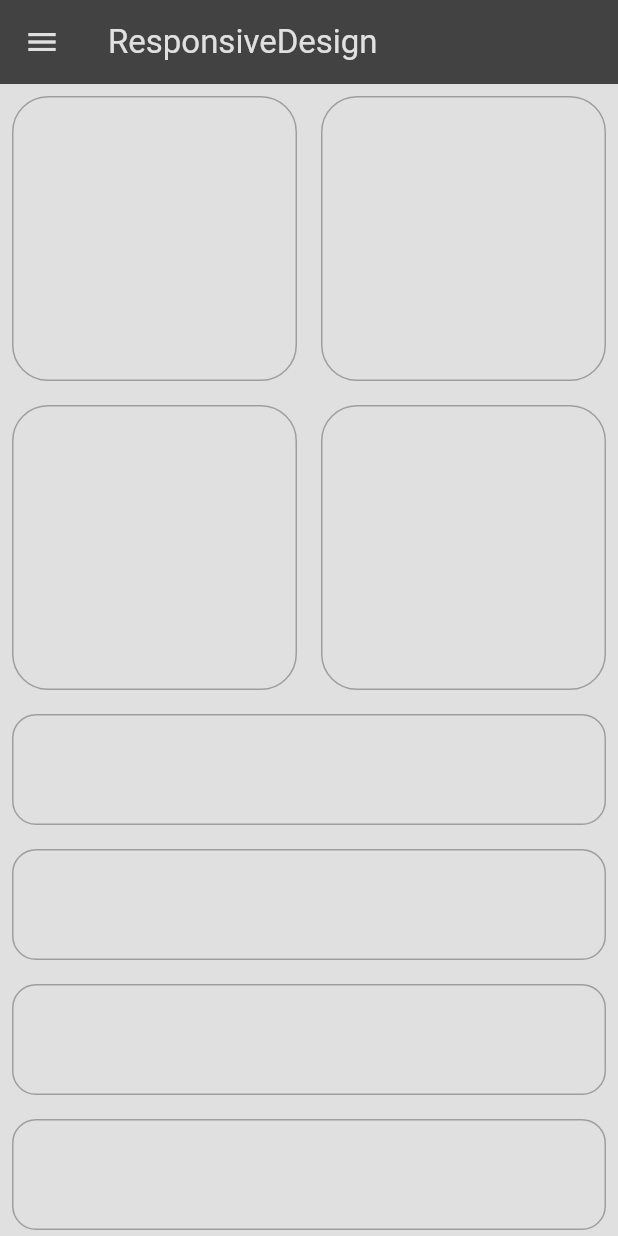
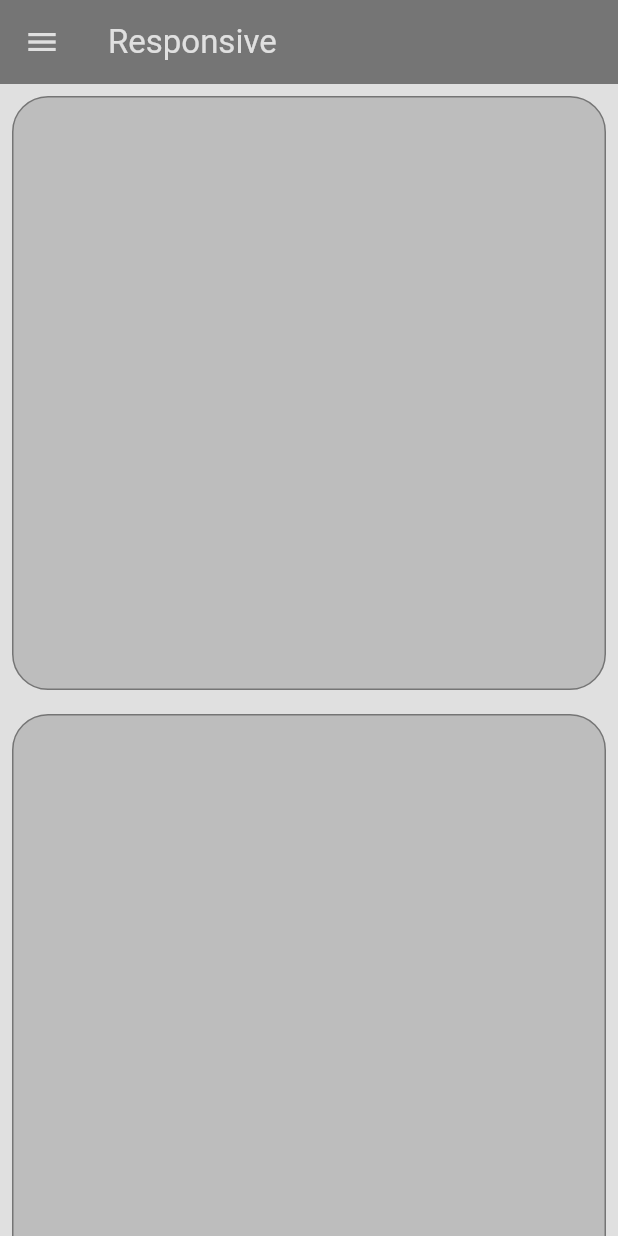
Before and after one commit to IkramulHasanTanvir/ResponsiveDesignDemo, a Flutter app: the screen it shows after launch, on a phone screen of 412 x 824 dp. Run offline on Flutter 3.47's test engine with Material 3 defaults, Android fonts, the phone set to English and light mode, and no system bars.

Commit message:
Responsive Layout

```diff
--- a/lib/constants.dart
+++ b/lib/constants.dart
@@ -1,21 +1,26 @@
 import 'package:flutter/material.dart';
 
-var myDefaultBackground = Colors.grey.shade300;
+final myDefaultBackground = Colors.grey.shade300;
 
-var myAppBar = AppBar(
-  backgroundColor: Colors.grey.shade800,
+final myAppBar = AppBar(
   foregroundColor: Colors.grey.shade300,
-  title: const Text('ResponsiveDesign'),
+  backgroundColor: Colors.grey.shade600,
+  title: const Text('Responsive'),
 );
 
-var myDrawer = Drawer(
-  backgroundColor: Colors.grey.shade300,
+final myDrawer = Drawer(
+  backgroundColor: Colors.grey.shade400,
   child: const Column(
     children: [
-      DrawerHeader(child: Icon(Icons.favorite)),
+      DrawerHeader(
+        child: Icon(
+          Icons.favorite,
+          size: 44,
+        ),
+      ),
       ListTile(
         leading: Icon(Icons.home),
-        title: Text('D E S H  B O A R D'),
+        title: Text('D E S H B O A R D'),
       ),
       ListTile(
         leading: Icon(Icons.chat),
--- a/lib/main.dart
+++ b/lib/main.dart
@@ -2,23 +2,24 @@ import 'package:flutter/material.dart';
 import 'package:responsive_design/responsive/desktop_scaffold.dart';
 import 'package:responsive_design/responsive/mobile_scaffold.dart';
 import 'package:responsive_design/responsive/responsive_layout.dart';
-import 'package:responsive_design/responsive/table_scaffold.dart';
+import 'package:responsive_design/responsive/tablet_scaffold.dart';
 
 void main() {
-  runApp(const MyApp());
+  runApp(const Responsive());
 }
 
-class MyApp extends StatelessWidget {
-  const MyApp({super.key});
+class Responsive extends StatelessWidget {
+  const Responsive({super.key});
 
   @override
   Widget build(BuildContext context) {
     return const MaterialApp(
-        debugShowCheckedModeBanner: false,
-        home: ResponsiveLayout(
-          mobileScaffold: MobileScaffold(),
-          tableScaffold: TableScaffold(),
-          desktopScaffold: DesktopScaffold(),
-        ));
+      debugShowCheckedModeBanner: false,
+      home: ResponsiveLayout(
+        mobileScaffold: MobileScaffold(),
+        tabletScaffold: TabletScaffold(),
+        desktopScaffold: DesktopScaffold(),
+      ),
+    );
   }
 }
--- a/lib/responsive/mobile_scaffold.dart
+++ b/lib/responsive/mobile_scaffold.dart
@@ -1,7 +1,7 @@
 import 'package:flutter/material.dart';
 import 'package:responsive_design/constants.dart';
-import 'package:responsive_design/util/my_box.dart';
-import 'package:responsive_design/util/my_tile.dart';
+import 'package:responsive_design/widgets/my_box.dart';
+import 'package:responsive_design/widgets/my_gridview_builder.dart';
 
 class MobileScaffold extends StatefulWidget {
   const MobileScaffold({super.key});
@@ -17,31 +17,17 @@ class _MobileScaffoldState extends State<MobileScaffold> {
         backgroundColor: myDefaultBackground,
         appBar: myAppBar,
         drawer: myDrawer,
-
-      body: Column(
+        body: const Column(
           children: [
-          AspectRatio(
+            Expanded(
+              child: MyGridviewBuilder(
+                itemCount: 10,
+                crossAxisCount: 1,
                 aspectRatio: 1,
-            child: SizedBox(
-              width: double.infinity,
-              child: GridView.builder(
-                  gridDelegate: const SliverGridDelegateWithFixedCrossAxisCount(
-                      crossAxisCount: 2),
-                  itemBuilder: (context, index){
-                    return const MyBox();
-                  }),
+                child: MyBox(),
               ),
             ),
-
-          Expanded(
-            child: ListView.builder(
-              itemCount: 6,
-                itemBuilder: (context, index){
-              return const MyTile();
-            }),
-          )
           ],
-      ),
-    );
+        ));
   }
 }
--- a/lib/responsive/responsive_layout.dart
+++ b/lib/responsive/responsive_layout.dart
@@ -1,30 +1,31 @@
 import 'package:flutter/material.dart';
 import 'package:responsive_design/responsive/desktop_scaffold.dart';
 import 'package:responsive_design/responsive/mobile_scaffold.dart';
-import 'package:responsive_design/responsive/table_scaffold.dart';
+import 'package:responsive_design/responsive/tablet_scaffold.dart';
+import 'package:responsive_design/utils/screen_utils.dart';
 
 class ResponsiveLayout extends StatelessWidget {
-  final Widget mobileScaffold;
-  final Widget tableScaffold;
-  final Widget desktopScaffold;
-
   const ResponsiveLayout({
     super.key,
     required this.mobileScaffold,
-    required this.tableScaffold,
     required this.desktopScaffold,
+    this.tabletScaffold,
   });
+
+  final MobileScaffold mobileScaffold;
+  final TabletScaffold? tabletScaffold;
+  final DesktopScaffold desktopScaffold;
 
   @override
   Widget build(BuildContext context) {
-    return LayoutBuilder(builder: (context, constraints) {
-      if (constraints.maxWidth < 640) {
-        return const MobileScaffold();
-      } else if (constraints.maxWidth > 640 && constraints.maxWidth < 1008) {
-        return const TableScaffold();
-      } else {
-        return const DesktopScaffold();
-      }
-    });
+    final size = MediaQuery.of(context).size;
+    final DeviceType deviceType = ScreenUtils.getDeviceType(size.width);
+
+    if (deviceType == DeviceType.mobile) {
+      return mobileScaffold;
+    } else if (deviceType == DeviceType.tablet) {
+      return tabletScaffold ?? mobileScaffold;
+    }
+    return desktopScaffold;
   }
 }
--- /dev/null
+++ b/lib/utils/screen_utils.dart
@@ -0,0 +1,17 @@
+enum DeviceType { mobile, tablet, desktop }
+
+class ScreenUtils {
+  static double mobileMaxWidth = 640;
+  static double tabletMaxWidth = 1008;
+  static double desktopMinWidth = tabletMaxWidth;
+
+  static DeviceType getDeviceType(double width) {
+    if (width < ScreenUtils.mobileMaxWidth) {
+      return DeviceType.mobile;
+    } else if (width >= ScreenUtils.mobileMaxWidth &&
+        width < ScreenUtils.desktopMinWidth) {
+      return DeviceType.tablet;
+    }
+    return DeviceType.desktop;
+  }
+}
--- a/lib/util/my_tile.dart
+++ b/lib/widgets/my_box.dart
@@ -1,18 +1,17 @@
 import 'package:flutter/material.dart';
 
-class MyTile extends StatelessWidget {
-  const MyTile({super.key});
+class MyBox extends StatelessWidget {
+  const MyBox({super.key});
 
   @override
   Widget build(BuildContext context) {
     return Padding(
       padding: const EdgeInsets.all(8.0),
       child: Container(
-        height: 74,
         decoration: BoxDecoration(
-          color: Colors.grey.shade300,
-          border: Border.all(color: Colors.grey),
-          borderRadius: BorderRadius.circular(16),
+          color: Colors.grey.shade400,
+          borderRadius: BorderRadius.circular(24),
+          border: Border.all(color: Colors.grey.shade600),
         ),
       ),
     );
--- /dev/null
+++ b/lib/widgets/my_gridview_builder.dart
@@ -0,0 +1,26 @@
+import 'package:flutter/material.dart';
+
+class MyGridviewBuilder extends StatelessWidget {
+  const MyGridviewBuilder(
+      {super.key,
+      required this.itemCount,
+      required this.crossAxisCount,
+      required this.aspectRatio,
+      required this.child});
+
+  final int itemCount;
+  final int crossAxisCount;
+  final double aspectRatio;
+  final Widget child;
+
+  @override
+  Widget build(BuildContext context) {
+    return GridView.builder(
+        itemCount: itemCount,
+        gridDelegate: SliverGridDelegateWithFixedCrossAxisCount(
+            crossAxisCount: crossAxisCount, childAspectRatio: aspectRatio),
+        itemBuilder: (context, index) {
+          return child;
+        });
+  }
+}
--- a/lib/util/my_box.dart
+++ b/lib/widgets/my_tile.dart
@@ -1,7 +1,7 @@
 import 'package:flutter/material.dart';
 
-class MyBox extends StatelessWidget {
-  const MyBox({super.key});
+class MyTile extends StatelessWidget {
+  const MyTile({super.key});
 
   @override
   Widget build(BuildContext context) {
@@ -9,9 +9,9 @@ class MyBox extends StatelessWidget {
       padding: const EdgeInsets.all(8.0),
       child: Container(
         decoration: BoxDecoration(
-          color: Colors.grey.shade300,
-          borderRadius:BorderRadius.circular(24),
-          border: Border.all(color: Colors.grey),
+          color: Colors.grey.shade400,
+          borderRadius: BorderRadius.circular(24),
+          border: Border.all(color: Colors.grey.shade600),
         ),
       ),
     );
```
Also changed, not shown: lib/responsive/desktop_scaffold.dart (+14 -38 lines), lib/responsive/table_scaffold.dart (deleted, +0 -47 lines), lib/responsive/tablet_scaffold.dart (added, +33 -0 lines), 1 other file. Lines whose indentation alone changed are shown as unchanged.
